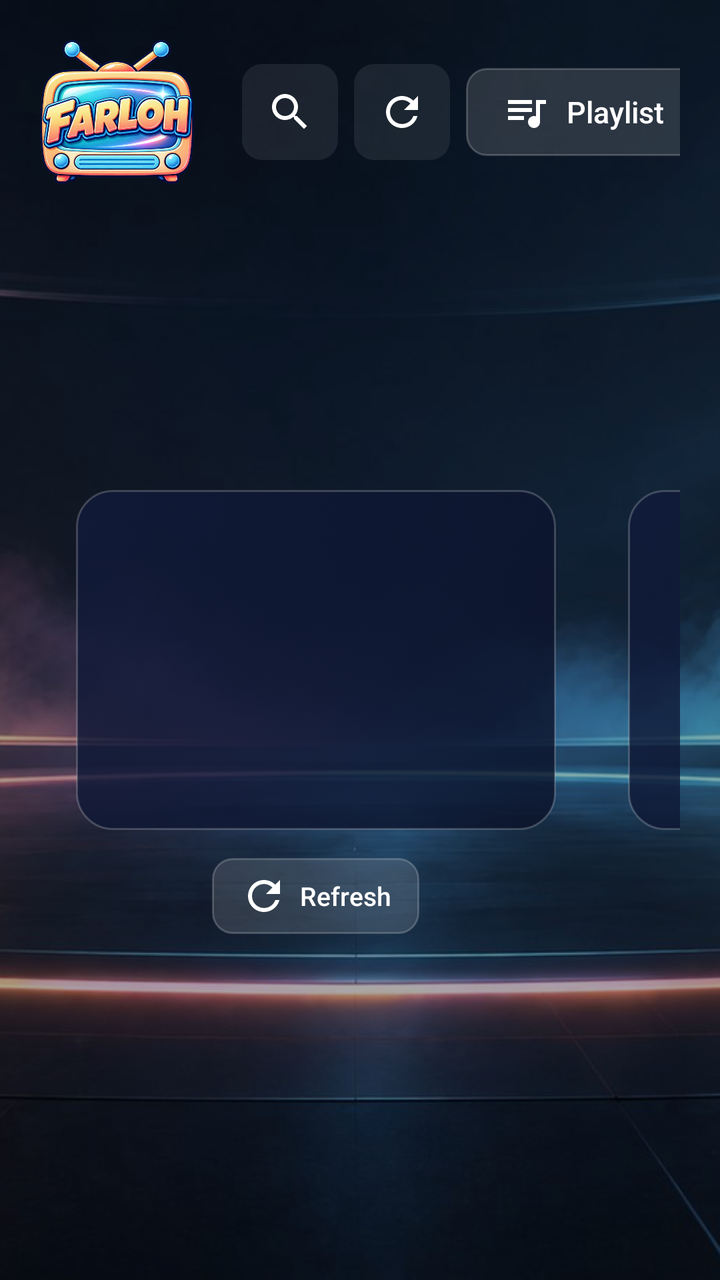
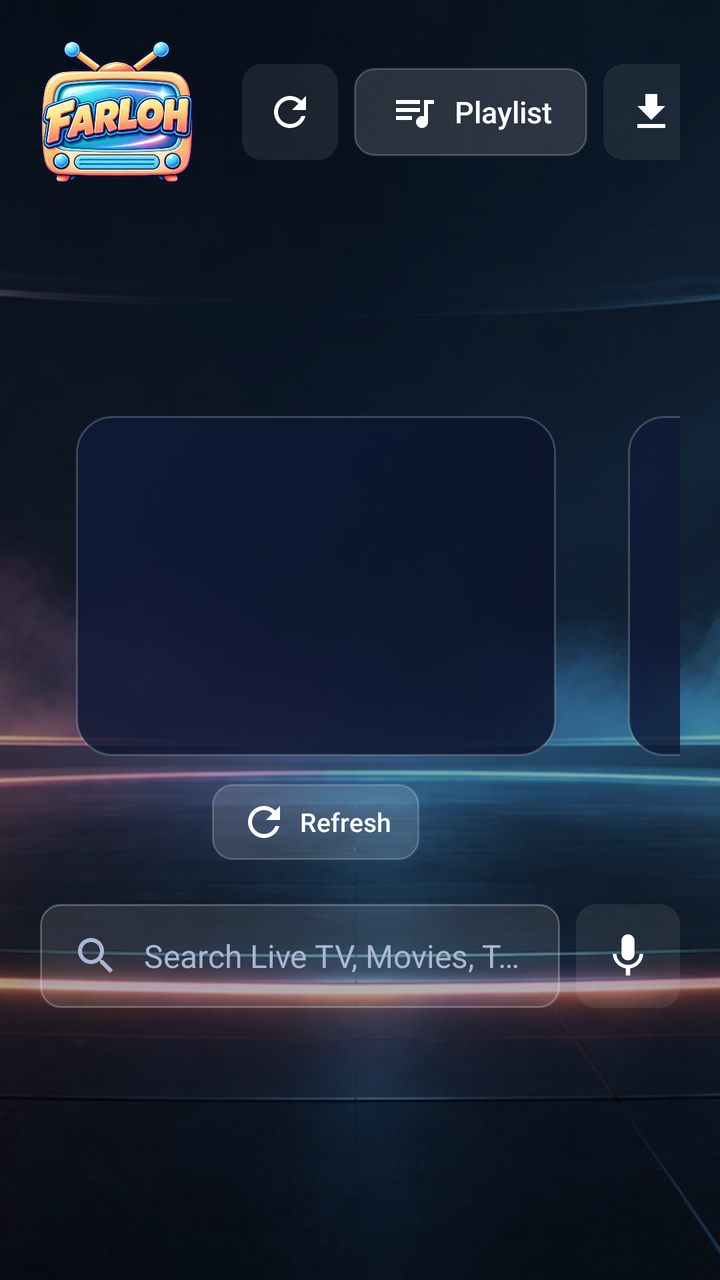

An Android layout rendered at two revisions. The XML below is the earlier revision; the diff shows what the commit changed to produce the second picture.
<!-- AndroidManifest.xml: application theme Theme.Farloh -->
<!-- res/layout/activity_home.xml -->
<?xml version="1.0" encoding="utf-8"?>
<FrameLayout xmlns:android="http://schemas.android.com/apk/res/android"
    android:layout_width="match_parent" android:layout_height="match_parent">

    <ImageView android:layout_width="match_parent" android:layout_height="match_parent"
        android:scaleType="centerCrop" android:src="@drawable/farloh_bg" android:importantForAccessibility="no" />
    <View android:layout_width="match_parent" android:layout_height="match_parent" android:background="#55000000" />

    <LinearLayout android:id="@+id/safe" android:layout_width="match_parent" android:layout_height="match_parent"
        android:orientation="vertical" android:padding="20dp">

        <LinearLayout android:layout_width="match_parent" android:layout_height="wrap_content"
            android:gravity="center_vertical" android:orientation="horizontal">
            <ImageView android:layout_width="wrap_content" android:layout_height="72dp" android:adjustViewBounds="true"
                android:src="@drawable/farloh_logo" android:contentDescription="@string/app_name" />
            <TextView android:id="@+id/account" android:layout_width="0dp" android:layout_height="wrap_content"
                android:layout_weight="1" android:layout_marginStart="12dp" android:ellipsize="end" android:gravity="end"
                android:maxLines="2" android:textColor="@color/text2" android:textSize="13sp" />
            <ImageButton android:id="@+id/search" style="@style/IconBtn" android:layout_marginStart="12dp"
                android:src="@drawable/ic_search" android:contentDescription="Search" />
            <FrameLayout android:layout_width="wrap_content" android:layout_height="wrap_content" android:layout_marginStart="8dp">
                <ImageButton android:id="@+id/refreshAll" style="@style/IconBtn"
                    android:src="@drawable/ic_refresh" android:contentDescription="Refresh all (Live TV, Movies, TV Shows)" />
                <ProgressBar android:id="@+id/refreshAllProgress" android:layout_width="48dp" android:layout_height="48dp"
                    android:padding="8dp" android:visibility="gone" />
            </FrameLayout>
            <Button android:id="@+id/playlist" style="@style/Btn" android:layout_marginStart="8dp"
                android:drawableStart="@drawable/ic_playlist" android:drawablePadding="8dp" android:ellipsize="end"
                android:maxWidth="220dp" android:singleLine="true" android:text="Playlist" />
            <ImageButton android:id="@+id/downloads" style="@style/IconBtn" android:layout_marginStart="8dp"
                android:src="@drawable/ic_download" android:contentDescription="Downloads" />
            <ImageButton android:id="@+id/settings" style="@style/IconBtn" android:layout_marginStart="8dp"
                android:src="@drawable/ic_settings" android:contentDescription="Settings" />
            <FrameLayout android:layout_width="wrap_content" android:layout_height="wrap_content"
                android:layout_marginStart="8dp">
                <ImageButton android:id="@+id/bell" style="@style/IconBtn"
                    android:src="@drawable/ic_bell" android:contentDescription="News and updates" />
                <TextView android:id="@+id/bellBadge" android:layout_width="wrap_content" android:layout_height="wrap_content"
                    android:layout_gravity="top|end" android:background="@drawable/badge_red" android:gravity="center"
                    android:minWidth="20dp" android:paddingStart="5dp" android:paddingEnd="5dp" android:textColor="#FFFFFF"
                    android:textSize="11sp" android:textStyle="bold" android:visibility="gone" />
            </FrameLayout>
        </LinearLayout>

        
        <FrameLayout android:layout_width="match_parent" android:layout_height="0dp" android:layout_weight="1"
            android:clipChildren="false" android:clipToPadding="false">
            <LinearLayout android:id="@+id/tiles" android:layout_width="wrap_content" android:layout_height="wrap_content"
                android:layout_gravity="center" android:clipChildren="false" android:clipToPadding="false"
                android:orientation="horizontal">
                <include android:id="@+id/tileLive" layout="@layout/home_tile" />
                <include android:id="@+id/tileMovies" layout="@layout/home_tile" />
                <include android:id="@+id/tileSeries" layout="@layout/home_tile" />
            </LinearLayout>
        </FrameLayout>
    </LinearLayout>
</FrameLayout>
<!-- res/layout/home_tile.xml (included above) -->
<?xml version="1.0" encoding="utf-8"?>
<LinearLayout xmlns:android="http://schemas.android.com/apk/res/android"
    android:layout_width="240dp" android:layout_height="wrap_content"
    android:layout_marginStart="18dp" android:layout_marginEnd="18dp" android:clipChildren="false"
    android:clipToPadding="false" android:gravity="center_horizontal" android:orientation="vertical">

    <LinearLayout android:id="@+id/card" android:layout_width="match_parent" android:layout_height="170dp"
        android:background="@drawable/tile_bg" android:clickable="true" android:focusable="true"
        android:gravity="center" android:orientation="vertical" android:padding="14dp">
        <ImageView android:id="@+id/icon" android:layout_width="48dp" android:layout_height="48dp"
            android:tint="@color/accent" android:importantForAccessibility="no" />
        <TextView android:id="@+id/title" android:layout_width="wrap_content" android:layout_height="wrap_content"
            android:layout_marginTop="8dp" android:textColor="@color/text" android:textSize="21sp" android:textStyle="bold" />
        <TextView android:id="@+id/count" android:layout_width="wrap_content" android:layout_height="wrap_content"
            android:layout_marginTop="3dp" android:textColor="@color/text" android:textSize="13sp" />
        <TextView android:id="@+id/updated" android:layout_width="wrap_content" android:layout_height="wrap_content"
            android:layout_marginTop="1dp" android:textColor="@color/text2" android:textSize="12sp" />
    </LinearLayout>

    <LinearLayout android:layout_width="wrap_content" android:layout_height="wrap_content"
        android:layout_marginTop="14dp" android:gravity="center" android:orientation="horizontal">
        <Button android:id="@+id/refresh" style="@style/Btn" android:minHeight="38dp" android:paddingStart="14dp"
            android:paddingEnd="14dp" android:drawableStart="@drawable/ic_refresh" android:drawablePadding="6dp"
            android:text="Refresh" android:textSize="13sp" />
        <ProgressBar android:id="@+id/spinner" android:layout_width="24dp" android:layout_height="24dp"
            android:layout_marginStart="8dp" android:visibility="gone" />
    </LinearLayout>
</LinearLayout>
<!-- resources referenced by this layout -->
<resources>
  <color name="accent">#FF9F43</color>
  <color name="text">#FFFFFF</color>
  <color name="text2">#AAB6D3</color>
  <!-- drawable badge_red (drawable) -->
  <?xml version="1.0" encoding="utf-8"?>
  <shape xmlns:android="http://schemas.android.com/apk/res/android" android:shape="rectangle">
      <corners android:radius="10dp" />
      <solid android:color="#FF4D4D" />
      <stroke android:width="1.5dp" android:color="@color/bg_deep" />
  </shape>
  <!-- drawable ic_download (drawable) -->
  <?xml version="1.0" encoding="utf-8"?>
  <vector xmlns:android="http://schemas.android.com/apk/res/android" android:width="24dp" android:height="24dp" android:viewportWidth="24" android:viewportHeight="24">
      <path android:fillColor="#FFFFFFFF" android:pathData="M19,9h-4V3H9v6H5l7,7 7,-7zM5,18v2h14v-2H5z" />
  </vector>
  <!-- drawable ic_playlist (drawable) -->
  <?xml version="1.0" encoding="utf-8"?>
  <vector xmlns:android="http://schemas.android.com/apk/res/android" android:width="24dp" android:height="24dp" android:viewportWidth="24" android:viewportHeight="24">
      <path android:fillColor="#FFFFFFFF" android:pathData="M15,6H3v2h12V6zM15,10H3v2h12v-2zM3,16h8v-2H3v2zM17,6v8.18C16.69,14.07 16.35,14 16,14c-1.66,0 -3,1.34 -3,3s1.34,3 3,3 3,-1.34 3,-3V8h3V6h-5z" />
  </vector>
  <string name="app_name">Farloh TV</string>
  <style name="IconBtn">
          <item name="android:layout_width">48dp</item>
          <item name="android:layout_height">48dp</item>
          <item name="android:background">@drawable/focus_bg</item>
          <item name="android:padding">12dp</item>
          <item name="android:scaleType">fitCenter</item>
          <item name="android:focusable">true</item>
          <item name="android:tint">@color/text</item>
      </style>
  <color name="bg_deep">#070B1A</color>
  <style name="Theme.Farloh.Dialog" parent="Theme.AppCompat.Dialog.Alert">
          <item name="colorAccent">@color/accent</item>
          <item name="android:windowBackground">@drawable/dialog_bg</item>
          <item name="android:textColorPrimary">@color/text</item>
          <item name="android:textColorSecondary">@color/text2</item>
      </style>
  <dimen name="corner">10dp</dimen>
  <!-- drawable dialog_bg (drawable) -->
  <?xml version="1.0" encoding="utf-8"?>
  <inset xmlns:android="http://schemas.android.com/apk/res/android" android:inset="16dp">
      <shape>
          <corners android:radius="16dp" />
          <solid android:color="@color/panel_solid" />
          <stroke android:width="1dp" android:color="#33FFFFFF" />
      </shape>
  </inset>
  <color name="panel_solid">#0E1630</color>
  <!-- unchanged entries left out for length: 11 -->
</resources>

<!-- the commit's change to res/layout/activity_home.xml (unified diff, before → after) -->
@@ -16,9 +16,7 @@
             <TextView android:id="@+id/account" android:layout_width="0dp" android:layout_height="wrap_content"
                 android:layout_weight="1" android:layout_marginStart="12dp" android:ellipsize="end" android:gravity="end"
                 android:maxLines="2" android:textColor="@color/text2" android:textSize="13sp" />
-            <ImageButton android:id="@+id/search" style="@style/IconBtn" android:layout_marginStart="12dp"
-                android:src="@drawable/ic_search" android:contentDescription="Search" />
-            <FrameLayout android:layout_width="wrap_content" android:layout_height="wrap_content" android:layout_marginStart="8dp">
+            <FrameLayout android:layout_width="wrap_content" android:layout_height="wrap_content" android:layout_marginStart="12dp">
                 <ImageButton android:id="@+id/refreshAll" style="@style/IconBtn"
                     android:src="@drawable/ic_refresh" android:contentDescription="Refresh all (Live TV, Movies, TV Shows)" />
                 <ProgressBar android:id="@+id/refreshAllProgress" android:layout_width="48dp" android:layout_height="48dp"
@@ -45,12 +43,28 @@
         
         <FrameLayout android:layout_width="match_parent" android:layout_height="0dp" android:layout_weight="1"
             android:clipChildren="false" android:clipToPadding="false">
-            <LinearLayout android:id="@+id/tiles" android:layout_width="wrap_content" android:layout_height="wrap_content"
+            <LinearLayout android:id="@+id/homeCenter" android:layout_width="wrap_content" android:layout_height="wrap_content"
                 android:layout_gravity="center" android:clipChildren="false" android:clipToPadding="false"
-                android:orientation="horizontal">
-                <include android:id="@+id/tileLive" layout="@layout/home_tile" />
-                <include android:id="@+id/tileMovies" layout="@layout/home_tile" />
-                <include android:id="@+id/tileSeries" layout="@layout/home_tile" />
+                android:gravity="center_horizontal" android:orientation="vertical">
+                <LinearLayout android:id="@+id/tiles" android:layout_width="wrap_content" android:layout_height="wrap_content"
+                    android:clipChildren="false" android:clipToPadding="false" android:orientation="horizontal">
+                    <include android:id="@+id/tileLive" layout="@layout/home_tile" />
+                    <include android:id="@+id/tileMovies" layout="@layout/home_tile" />
+                    <include android:id="@+id/tileSeries" layout="@layout/home_tile" />
+                </LinearLayout>
+                
+                <LinearLayout android:id="@+id/homeSearchBar" android:layout_width="match_parent" android:layout_height="wrap_content"
+                    android:layout_marginTop="22dp" android:gravity="center_vertical" android:orientation="horizontal">
+                    <TextView android:id="@+id/homeSearch" android:layout_width="0dp" android:layout_height="52dp"
+                        android:layout_weight="1" android:background="@drawable/field_bg" android:clickable="true"
+                        android:drawableStart="@drawable/ic_search" android:drawablePadding="12dp" android:drawableTint="@color/text2"
+                        android:ellipsize="end" android:focusable="true" android:gravity="center_vertical"
+                        android:paddingStart="16dp" android:paddingEnd="16dp" android:singleLine="true"
+                        android:text="Search Live TV, Movies, TV Shows and EPG" android:textColor="@color/text2" android:textSize="16sp" />
+                    <ImageButton android:id="@+id/homeMic" style="@style/IconBtn" android:layout_width="52dp" android:layout_height="52dp"
+                        android:layout_marginStart="8dp" android:padding="13dp" android:src="@drawable/ic_mic"
+                        android:contentDescription="Voice search" />
+                </LinearLayout>
             </LinearLayout>
         </FrameLayout>
     </LinearLayout>
<!-- resource entries referenced after the edit -->
@@ -10,10 +10,25 @@
       <solid android:color="#FF4D4D" />
       <stroke android:width="1.5dp" android:color="@color/bg_deep" />
   </shape>
+  <!-- drawable field_bg (drawable) -->
+  <?xml version="1.0" encoding="utf-8"?>
+  <selector xmlns:android="http://schemas.android.com/apk/res/android">
+      <item android:state_focused="true">
+          <shape><corners android:radius="@dimen/corner" /><solid android:color="#26FFFFFF" /><stroke android:width="2dp" android:color="@color/accent" /></shape>
+      </item>
+      <item>
+          <shape><corners android:radius="@dimen/corner" /><solid android:color="#1AFFFFFF" /><stroke android:width="1dp" android:color="#40FFFFFF" /></shape>
+      </item>
+  </selector>
   <!-- drawable ic_download (drawable) -->
   <?xml version="1.0" encoding="utf-8"?>
   <vector xmlns:android="http://schemas.android.com/apk/res/android" android:width="24dp" android:height="24dp" android:viewportWidth="24" android:viewportHeight="24">
       <path android:fillColor="#FFFFFFFF" android:pathData="M19,9h-4V3H9v6H5l7,7 7,-7zM5,18v2h14v-2H5z" />
+  </vector>
+  <!-- drawable ic_mic (drawable) -->
+  <?xml version="1.0" encoding="utf-8"?>
+  <vector xmlns:android="http://schemas.android.com/apk/res/android" android:width="24dp" android:height="24dp" android:viewportWidth="24" android:viewportHeight="24">
+      <path android:fillColor="#FFFFFFFF" android:pathData="M12,14c1.66,0 2.99,-1.34 2.99,-3L15,5c0,-1.66 -1.34,-3 -3,-3S9,3.34 9,5v6c0,1.66 1.34,3 3,3zM17.3,11c0,3 -2.54,5.1 -5.3,5.1S6.7,14 6.7,11H5c0,3.41 2.72,6.23 6,6.72V21h2v-3.28c3.28,-0.48 6,-3.3 6,-6.72h-1.7z" />
   </vector>
   <!-- drawable ic_playlist (drawable) -->
   <?xml version="1.0" encoding="utf-8"?>
